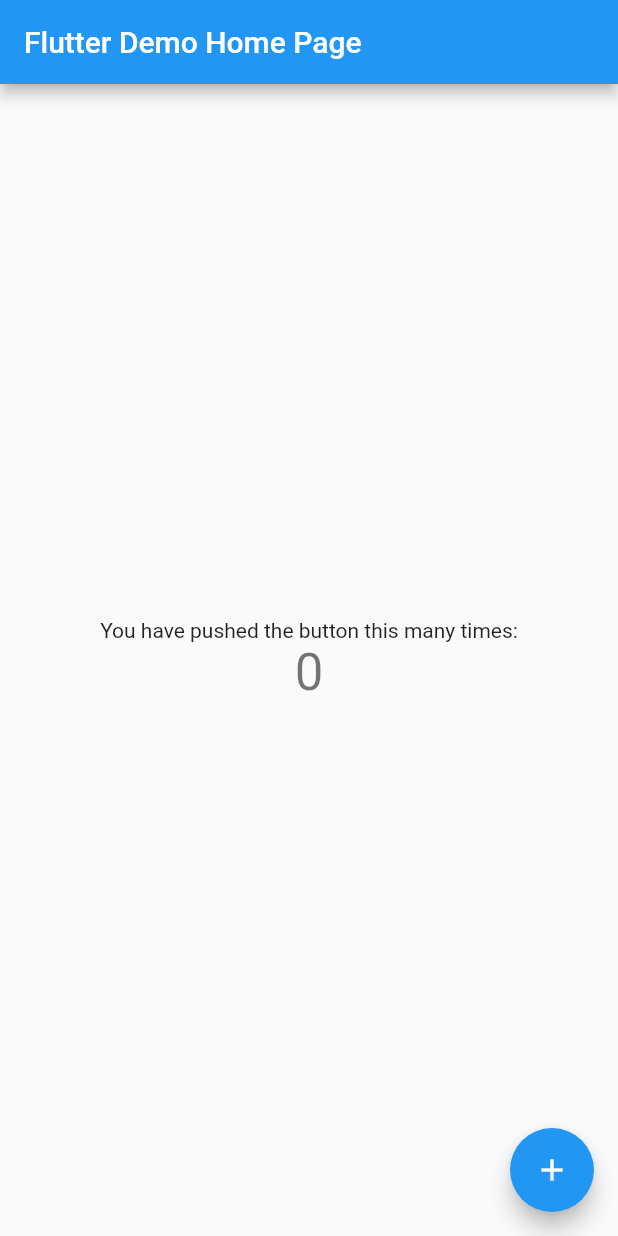
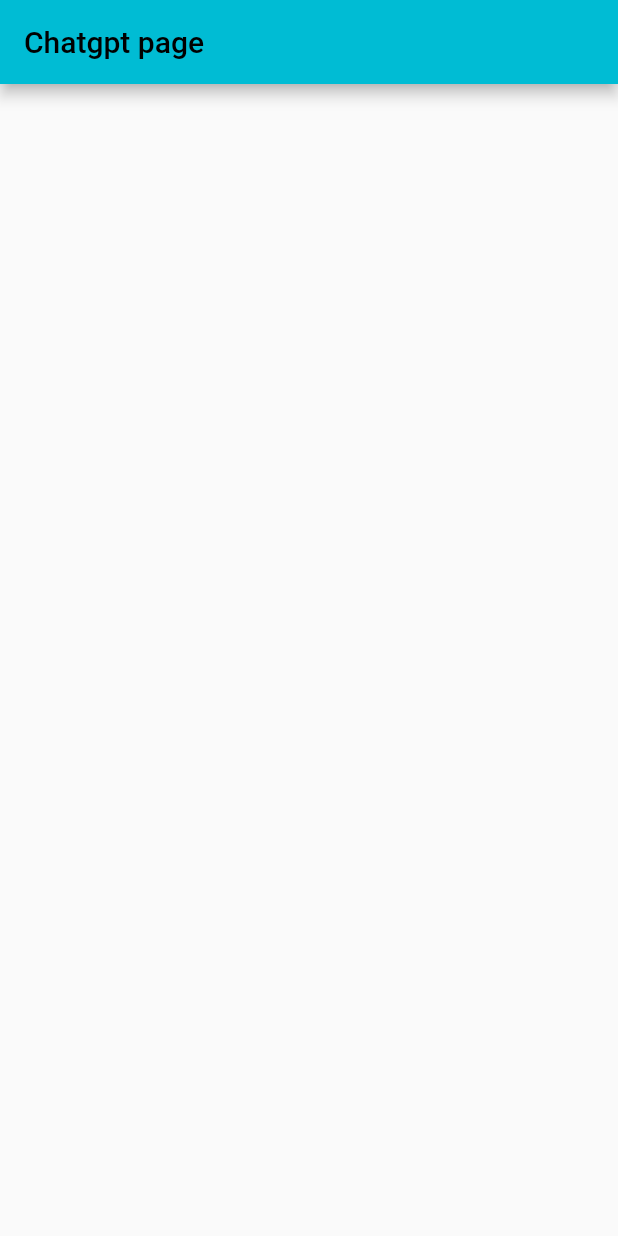
Before and after one commit to Delarram/Chatgpt-flutter, a Flutter app: the screen it shows after launch, on a phone screen of 412 x 824 dp. Run offline on Flutter 3.47's test engine with Material 2 defaults, Android fonts, the phone set to English and light mode, and no system bars.

Commit message:
chatgpt page created

```diff
--- /dev/null
+++ b/lib/chatgptpage/chatgpt_flutter.dart
@@ -0,0 +1,20 @@
+import 'package:flutter/material.dart';
+
+class ChatGptPage extends StatefulWidget {
+  const ChatGptPage({Key? key}) : super(key: key);
+
+  @override
+  State<ChatGptPage> createState() => _ChatGptPageState();
+}
+
+class _ChatGptPageState extends State<ChatGptPage> {
+  @override
+  Widget build(BuildContext context) {
+    return Scaffold(
+      appBar: AppBar(
+        title: Text("Chatgpt page"),
+
+      ),
+    );
+  }
+}
--- a/lib/main.dart
+++ b/lib/main.dart
@@ -1,3 +1,4 @@
+import 'package:chatgptflutter/chatgptpage/chatgpt_flutter.dart';
 import 'package:flutter/material.dart';
 
 void main() {
@@ -13,103 +14,9 @@ class MyApp extends StatelessWidget {
     return MaterialApp(
       title: 'Chatgpt With Flutter',
       theme: ThemeData(
-        // This is the theme of your application.
-        //
-        // Try running your application with "flutter run". You'll see the
-        // application has a blue toolbar. Then, without quitting the app, try
-        // changing the primarySwatch below to Colors.green and then invoke
-        // "hot reload" (press "r" in the console where you ran "flutter run",
-        // or simply save your changes to "hot reload" in a Flutter IDE).
-        // Notice that the counter didn't reset back to zero; the application
-        // is not restarted.
-        primarySwatch: Colors.blue,
+        primarySwatch: Colors.cyan,
       ),
-      home: const MyHomePage(title: 'Flutter Demo Home Page'),
+      home: ChatGptPage(),
     );
   }
 }
-
-class MyHomePage extends StatefulWidget {
-  const MyHomePage({super.key, required this.title});
-
-  // This widget is the home page of your application. It is stateful, meaning
-  // that it has a State object (defined below) that contains fields that affect
-  // how it looks.
-
-  // This class is the configuration for the state. It holds the values (in this
-  // case the title) provided by the parent (in this case the App widget) and
-  // used by the build method of the State. Fields in a Widget subclass are
-  // always marked "final".
-
-  final String title;
-
-  @override
-  State<MyHomePage> createState() => _MyHomePageState();
-}
-
-class _MyHomePageState extends State<MyHomePage> {
-  int _counter = 0;
-
-  void _incrementCounter() {
-    setState(() {
-      // This call to setState tells the Flutter framework that something has
-      // changed in this State, which causes it to rerun the build method below
-      // so that the display can reflect the updated values. If we changed
-      // _counter without calling setState(), then the build method would not be
-      // called again, and so nothing would appear to happen.
-      _counter++;
-    });
-  }
-
-  @override
-  Widget build(BuildContext context) {
-    // This method is rerun every time setState is called, for instance as done
-    // by the _incrementCounter method above.
-    //
-    // The Flutter framework has been optimized to make rerunning build methods
-    // fast, so that you can just rebuild anything that needs updating rather
-    // than having to individually change instances of widgets.
-    return Scaffold(
-      appBar: AppBar(
-        // Here we take the value from the MyHomePage object that was created by
-        // the App.build method, and use it to set our appbar title.
-        title: Text(widget.title),
-      ),
-      body: Center(
-        // Center is a layout widget. It takes a single child and positions it
-        // in the middle of the parent.
-        child: Column(
-          // Column is also a layout widget. It takes a list of children and
-          // arranges them vertically. By default, it sizes itself to fit its
-          // children horizontally, and tries to be as tall as its parent.
-          //
-          // Invoke "debug painting" (press "p" in the console, choose the
-          // "Toggle Debug Paint" action from the Flutter Inspector in Android
-          // Studio, or the "Toggle Debug Paint" command in Visual Studio Code)
-          // to see the wireframe for each widget.
-          //
-          // Column has various properties to control how it sizes itself and
-          // how it positions its children. Here we use mainAxisAlignment to
-          // center the children vertically; the main axis here is the vertical
-          // axis because Columns are vertical (the cross axis would be
-          // horizontal).
-          mainAxisAlignment: MainAxisAlignment.center,
-          children: <Widget>[
-            const Text(
-              'You have pushed the button this many times:',
-            ),
-            Text(
-              '$_counter',
-              style: Theme.of(context).textTheme.headline4,
-            ),
-          ],
-        ),
-      ),
-      floatingActionButton: FloatingActionButton(
-        onPressed: _incrementCounter,
-        tooltip: 'Increment',
-        child: const Icon(Icons.add),
-      ), // This trailing comma makes auto-formatting nicer for build methods.
-    );
-  }
-}
```
